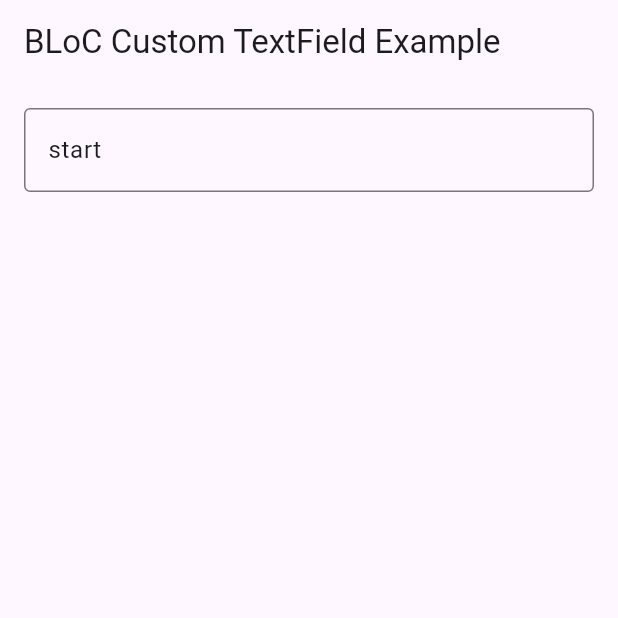
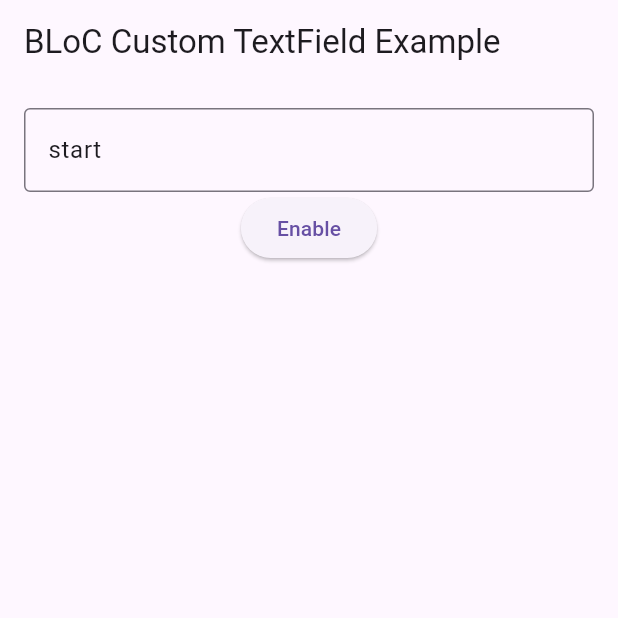
Before and after one commit to mk590901/Event-driven-BLoC-s-text-fields, a Flutter app: the screen it shows after launch, on a phone screen of 412 x 824 dp, the top half of it. Run offline on Flutter 3.47's test engine with Material 3 defaults, Android fonts, the phone set to English and light mode, and no system bars; our stand-ins replace equatable, flutter_bloc.

```diff
--- a/lib/custom_text.dart
+++ b/lib/custom_text.dart
@@ -30,17 +30,21 @@ class CustomText extends StatelessWidget {
       },
       child: BlocBuilder<TextBloc, TextState>(
         builder: (context, state) {
-          if (state.state() == TextStates.changed) {
+//          if (state.state() == TextStates.changed) {
+          //if (state.state() == TextStates.idle) {
             _controller.value = _controller.value.copyWith(
               text: state.data(),
-              selection: TextSelection.collapsed(offset: (state.data() as String).length),
+//              selection: TextSelection.collapsed(offset: (state.data() as String).length),
+              selection: TextSelection.collapsed(offset: state.data() != null ? (state.data() as String).length : 0),
+
             );
-          }
+          //}
 
           return TextField(
             controller: _controller,
             focusNode: _focusNode,
             maxLines: null,  // Makes the TextField multiline
+            enabled: (state.state() == TextStates.idle),
             onChanged: (text) {
               // Example of formatting: capitalize every letter
               String formattedText = text.toUpperCase();
@@ -59,4 +63,30 @@ class CustomText extends StatelessWidget {
       ),
     );
   }
+
+  bool isEnable() {
+    bool enable = false;
+    try {
+      enable = (textFieldBloc.state.state() == TextStates.idle);
+    } catch (exception) {
+      debugPrint("******* enable error *******");
+    }
+    return enable;
+  }
+
+  void enable() {
+    try {
+      textFieldBloc.add(Enable());
+    } catch (exception) {
+      debugPrint("******* enable error *******");
+    }
+  }
+
+  void disable() {
+    try {
+      textFieldBloc.add(Disable());
+    } catch (exception) {
+      debugPrint("******* disable error *******");
+    }
+  }
 }
--- a/lib/main.dart
+++ b/lib/main.dart
@@ -22,6 +22,14 @@ class TextFieldPage extends StatelessWidget {
 
   @override
   Widget build(BuildContext context) {
+
+    CustomText text = CustomText('start',(text) {
+      debugPrint('callback ->[$text]');
+    });
+
+
+
+
     return Scaffold(
       appBar: AppBar(
         title: const Text('BLoC Custom TextField Example'),
@@ -30,9 +38,29 @@ class TextFieldPage extends StatelessWidget {
         padding: const EdgeInsets.all(16.0),
         child: Column(
           children: [
-            CustomText('start',(text) {
-              debugPrint('callback ->[$text]');
-            }),
+            text,
+            // CustomText('start',(text) {
+            //   debugPrint('callback ->[$text]');
+            // }),
+
+            ElevatedButton(
+              onPressed: () {
+                // if (state is TextFieldChanged) {
+                //   textFieldBloc.add(ToggleEnabled(!state.isEnabled));
+                // }
+                if (text.isEnable()) {
+                  text.disable();
+                }
+                else {
+                  text.enable();
+                }
+              },
+              child: Text(text.isEnable() ? 'Disable' : 'Enable'),
+              //child: Text('Disable/Enable'),
+            ),
+
+
+
             // CustomTextField((text) {
             //   debugPrint('callback 1->[$text]');
             // }),
--- a/lib/state_machines/text_bloc.dart
+++ b/lib/state_machines/text_bloc.dart
@@ -8,20 +8,23 @@ import '../states/text_state.dart';
 class TextBloc extends Bloc<Event, TextState> {
   BasicStateMachine? _stateMachine;
 
-  TextBloc(super.state) {
-    _stateMachine = TextStateMachine(TextState.state_(TextStates.idle));
+  //TextBloc(super.state) {
+  TextBloc(TextState initialState) : super(initialState) {
+    //_stateMachine = TextStateMachine(TextState.state_(TextStates.idle));
+    _stateMachine = TextStateMachine(initialState.state().index);
+
     on<Submitted>((event, emit) {
       done(event, emit);
     });
     on<Changed>((event, emit) {
       done(event, emit);
     });
-  //   on<Enable>((event, emit) {
-  //     done(event, emit);
-  //   });
-  //   on<Disable>((event, emit) {
-  //     done(event, emit);
-  //   });
+    on<Enable>((event, emit) {
+      done(event, emit);
+    });
+    on<Disable>((event, emit) {
+      done(event, emit);
+    });
   }
 
   void done(Event event, Emitter<TextState> emit) {
--- a/lib/states/text_state.dart
+++ b/lib/states/text_state.dart
@@ -1,4 +1,4 @@
-enum TextStates { idle, changed }
+enum TextStates { idle, changed, disable }
 
 class TextState {
 
```
Also changed, not shown: lib/state_machines/text_state_machine.dart (+18 -6 lines).
